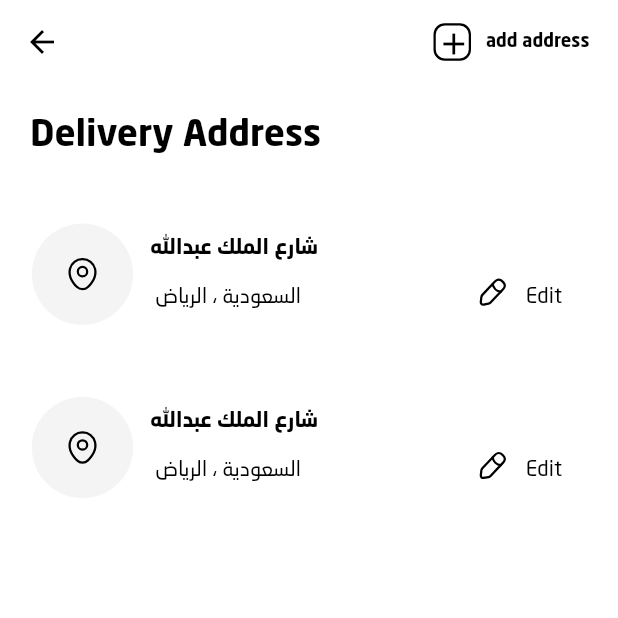
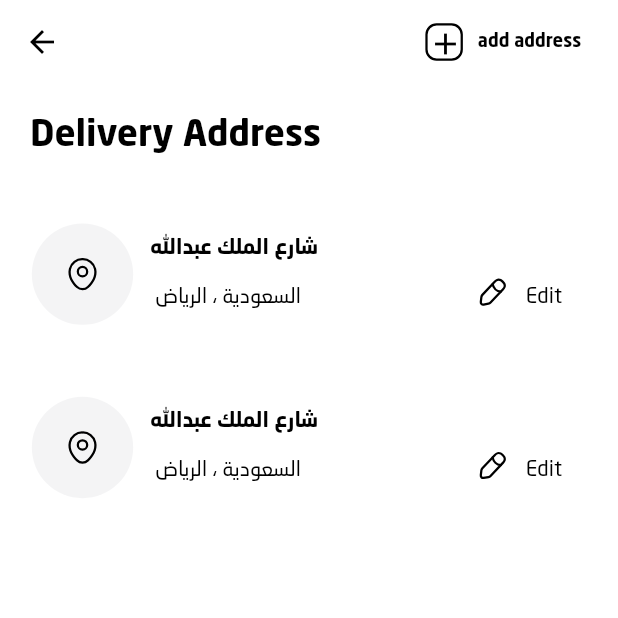
Before and after one commit to MosabShabat/antaji_app, a Flutter app: the DeliveryAddressesScreen screen opened directly, on a phone screen of 412 x 824 dp, the top half of it. Run offline on Flutter 3.47's test engine with Material 2 defaults, Android fonts, the light colour scheme and no system bars; our stand-ins replace dotted_border, flutter_svg, get, get_storage, intl_phone_field, lottie and 5 more; accounts and stored records are empty.

Commit message:
some updates

```diff
--- a/lib/features/add_a_product_or_service/screens/add_service_screen.dart
+++ b/lib/features/add_a_product_or_service/screens/add_service_screen.dart
@@ -93,7 +93,7 @@ class _AddServiceScreenState extends State<AddServiceScreen> {
             )
                 .box
                 .height(context.screenHeight / 20)
-                .width(context.screenWidth / 7)
+                .width(context.screenWidth / 5)
                 .color(lightColor.value)
                 .rounded
                 .padding(EdgeInsets.all(8))
@@ -133,7 +133,7 @@ class _AddServiceScreenState extends State<AddServiceScreen> {
                   calendarImage,
                   color: blackColor.value,
                 ),
-                10.widthBox,
+                // 10.widthBox,
                 '${starts.tr}  10/06/2023'
                     .text
                     .fontFamily(regular)
--- a/lib/features/artists/screens/artists_screen.dart
+++ b/lib/features/artists/screens/artists_screen.dart
@@ -2,7 +2,6 @@ import 'package:antaji_app/common/widgets/custom_button.dart';
 import 'package:antaji_app/constant/const.dart';
 import 'package:antaji_app/features/artists/screens/city_change_screen.dart';
 import 'package:antaji_app/features/artists/screens/portfolio/portfolio_screen.dart';
-
 
 class ArtistsScreen extends StatefulWidget {
   const ArtistsScreen({super.key});
@@ -10,6 +9,7 @@ class ArtistsScreen extends StatefulWidget {
   @override
   State<ArtistsScreen> createState() => _ArtistsScreenState();
 }
+
 //mosab shabat
 class _ArtistsScreenState extends State<ArtistsScreen> {
   @override
--- a/lib/features/delivery_addresses/screens/delivery_addresses_screen.dart
+++ b/lib/features/delivery_addresses/screens/delivery_addresses_screen.dart
@@ -41,10 +41,11 @@ class _DeliveryAddressesScreenState extends State<DeliveryAddressesScreen> {
                   .fontFamily(bold)
                   .size(12)
                   .make(),
+              //10.widthBox,
             ],
           )
               .box
-              .width(context.screenWidth / 4)
+              .width(context.screenWidth / 3.8)
               //.color(greenColor)
               .make()
               .onTap(() {
--- a/lib/features/requests_user/screens/types_of_orders/service_order_screen.dart
+++ b/lib/features/requests_user/screens/types_of_orders/service_order_screen.dart
@@ -86,7 +86,7 @@ class _serviceOrderScreenState extends State<serviceOrderScreen> {
             )
                 .box
                 .height(context.screenHeight / 20)
-                .width(context.screenWidth / 7)
+                .width(context.screenWidth / 5)
                 .color(lightColor.value)
                 .rounded
                 .padding(EdgeInsets.all(8))
```
Also changed, not shown: lib/features/requests_user/screens/products _buy/order_tracking_purchase_screen.dart (+5 -3 lines).
